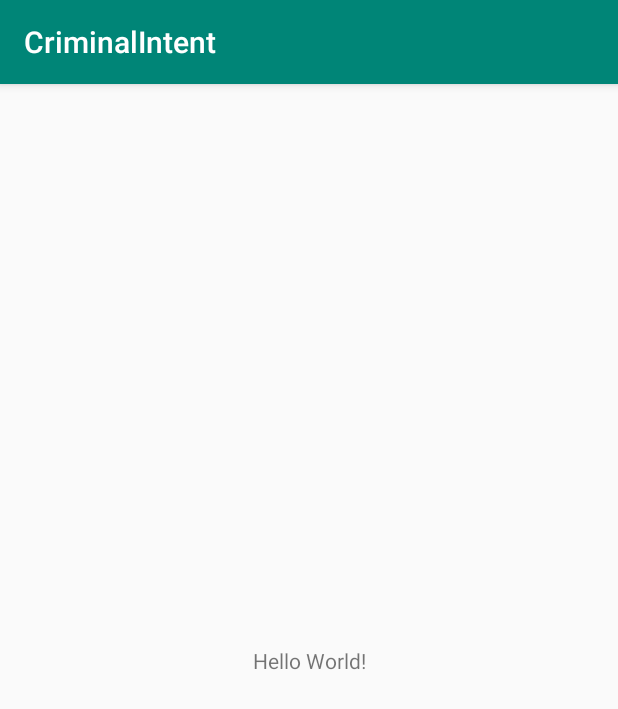
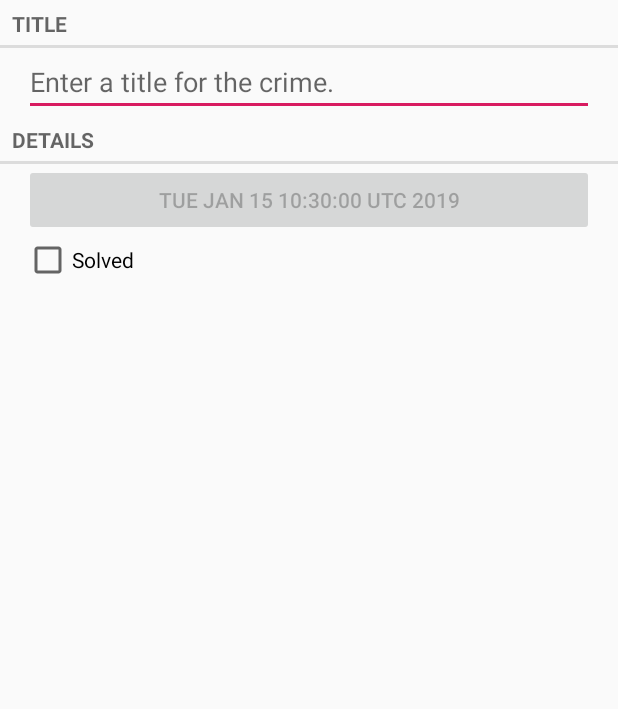
Before and after one commit to cesiztel/android-developer-roadmap, an Android app: the screen it shows after launch (CrimeActivity), on a phone screen of 412 x 824 dp. Shown: the top 709 px of the screen. Run offline under Robolectric (Android 15) with nearby library versions, the phone set to English and light mode, and no system bars.

Commit message:
feat: update progress of the system. Start adding new Crime models and fragment to the CriminalIntent project

```diff
--- /dev/null
+++ b/the-big-nerd-ranch-guide-book/CriminalIntent/app/src/main/java/com/cesiztel/criminalintent/Crime.java
@@ -0,0 +1,45 @@
+package com.cesiztel.criminalintent;
+
+import java.util.Date;
+import java.util.UUID;
+
+public class Crime {
+
+    private UUID mId;
+    private String mTitle;
+    private Date mDate;
+    private boolean mSolved;
+
+    public Crime() {
+        mId = UUID.randomUUID();
+        mDate = new Date();
+    }
+
+    public UUID getId() {
+        return mId;
+    }
+
+    public String getTitle() {
+        return mTitle;
+    }
+
+    public void setTitle(String title) {
+        mTitle = title;
+    }
+
+    public Date getDate() {
+        return mDate;
+    }
+
+    public void setDate(Date date) {
+        mDate = date;
+    }
+
+    public boolean isSolved() {
+        return mSolved;
+    }
+
+    public void setSolved(boolean solved) {
+        mSolved = solved;
+    }
+}
--- a/the-big-nerd-ranch-guide-book/CriminalIntent/app/src/main/java/com/cesiztel/criminalintent/CrimeActivity.java
+++ b/the-big-nerd-ranch-guide-book/CriminalIntent/app/src/main/java/com/cesiztel/criminalintent/CrimeActivity.java
@@ -1,13 +1,25 @@
 package com.cesiztel.criminalintent;
 
-import android.support.v7.app.AppCompatActivity;
+import android.support.v4.app.Fragment;
+import android.support.v4.app.FragmentActivity;
 import android.os.Bundle;
+import android.support.v4.app.FragmentManager;
 
-public class CrimeActivity extends AppCompatActivity {
+public class CrimeActivity extends FragmentActivity {
 
     @Override
     protected void onCreate(Bundle savedInstanceState) {
         super.onCreate(savedInstanceState);
         setContentView(R.layout.activity_crime);
+
+        FragmentManager fm = getSupportFragmentManager();
+        Fragment fragment = fm.findFragmentById(R.id.fragment_container);
+
+        if (fragment == null) {
+            fragment = new CrimeFragment();
+            fm.beginTransaction()
+                    .add(R.id.fragment_container, fragment)
+                    .commit();
+        }
     }
 }
--- /dev/null
+++ b/the-big-nerd-ranch-guide-book/CriminalIntent/app/src/main/java/com/cesiztel/criminalintent/CrimeFragment.java
@@ -0,0 +1,67 @@
+package com.cesiztel.criminalintent;
+
+import android.os.Bundle;
+import android.support.annotation.NonNull;
+import android.support.annotation.Nullable;
+import android.support.v4.app.Fragment;
+import android.text.Editable;
+import android.text.TextWatcher;
+import android.view.LayoutInflater;
+import android.view.View;
+import android.view.ViewGroup;
+import android.widget.Button;
+import android.widget.CheckBox;
+import android.widget.CompoundButton;
+import android.widget.EditText;
+
+public class CrimeFragment extends Fragment {
+    private Crime mCrime;
+    private EditText mTitleField;
+    private Button mDateButton;
+    private CheckBox mSolvedCheckBox;
+
+    @Override
+    public void onCreate(@Nullable Bundle savedInstanceState) {
+        super.onCreate(savedInstanceState);
+        mCrime = new Crime();
+    }
+
+    @Nullable
+    @Override
+    public View onCreateView(@NonNull LayoutInflater inflater, @Nullable ViewGroup container,
+                             @Nullable Bundle savedInstanceState) {
+        View v = inflater.inflate(R.layout.fragment_crime, container, false);
+
+        mTitleField = v.findViewById(R.id.crime_title);
+        mTitleField.addTextChangedListener(new TextWatcher() {
+            @Override
+            public void beforeTextChanged(CharSequence charSequence, int i, int i1, int i2) {
+                // This space intentionally left blank
+            }
+
+            @Override
+            public void onTextChanged(CharSequence charSequence, int i, int i1, int i2) {
+                mCrime.setTitle(charSequence.toString());
+            }
+
+            @Override
+            public void afterTextChanged(Editable editable) {
+                // This one too
+            }
+        });
+
+        mDateButton = v.findViewById(R.id.crime_date);
+        mDateButton.setText(mCrime.getDate().toString());
+        mDateButton.setEnabled(false);
+
+        mSolvedCheckBox = v.findViewById(R.id.crime_solved);
+        mSolvedCheckBox.setOnCheckedChangeListener(new CompoundButton.OnCheckedChangeListener() {
+            @Override
+            public void onCheckedChanged(CompoundButton compoundButton, boolean b) {
+                mCrime.setSolved(b);
+            }
+        });
+
+        return v;
+    }
+}
--- a/the-big-nerd-ranch-guide-book/CriminalIntent/app/src/main/res/layout/activity_crime.xml
+++ b/the-big-nerd-ranch-guide-book/CriminalIntent/app/src/main/res/layout/activity_crime.xml
@@ -1,18 +1,5 @@
 <?xml version="1.0" encoding="utf-8"?>
-<android.support.constraint.ConstraintLayout xmlns:android="http://schemas.android.com/apk/res/android"
-    xmlns:app="http://schemas.android.com/apk/res-auto"
-    xmlns:tools="http://schemas.android.com/tools"
+<FrameLayout xmlns:android="http://schemas.android.com/apk/res/android"
+    android:id="@+id/fragment_container"
     android:layout_width="match_parent"
-    android:layout_height="match_parent"
-    tools:context=".CrimeActivity">
-
-    <TextView
-        android:layout_width="wrap_content"
-        android:layout_height="wrap_content"
-        android:text="Hello World!"
-        app:layout_constraintBottom_toBottomOf="parent"
-        app:layout_constraintLeft_toLeftOf="parent"
-        app:layout_constraintRight_toRightOf="parent"
-        app:layout_constraintTop_toTopOf="parent" />
-
-</android.support.constraint.ConstraintLayout>
+    android:layout_height="match_parent"/>
--- /dev/null
+++ b/the-big-nerd-ranch-guide-book/CriminalIntent/app/src/main/res/layout/fragment_crime.xml
@@ -0,0 +1,43 @@
+<?xml version="1.0" encoding="utf-8"?>
+<LinearLayout
+    xmlns:android="http://schemas.android.com/apk/res/android"
+    android:layout_width="match_parent"
+    android:layout_height="match_parent"
+    android:orientation="vertical"
+    >
+    <TextView
+        android:layout_width="match_parent"
+        android:layout_height="wrap_content"
+        android:text="@string/crime_title_label"
+        style="?android:listSeparatorTextViewStyle"
+        />
+    <EditText
+        android:id="@+id/crime_title"
+        android:layout_width="match_parent"
+        android:layout_height="wrap_content"
+        android:layout_marginStart="16dp"
+        android:layout_marginEnd="16dp"
+        android:hint="@string/crime_title_hint"
+        />
+    <TextView
+        android:layout_width="match_parent"
+        android:layout_height="wrap_content"
+        android:text="@string/crime_details_label"
+        style="?android:listSeparatorTextViewStyle"
+        />
+    <Button
+        android:id="@+id/crime_date"
+        android:layout_width="match_parent"
+        android:layout_height="wrap_content"
+        android:layout_marginStart="16dp"
+        android:layout_marginEnd="16dp"
+        />
+    <CheckBox
+        android:id="@+id/crime_solved"
+        android:layout_width="match_parent"
+        android:layout_height="wrap_content"
+        android:layout_marginStart="16dp"
+        android:layout_marginEnd="16dp"
+        android:text="@string/crime_solved_label"
+        />
+</LinearLayout>
--- a/the-big-nerd-ranch-guide-book/CriminalIntent/app/src/main/res/values/strings.xml
+++ b/the-big-nerd-ranch-guide-book/CriminalIntent/app/src/main/res/values/strings.xml
@@ -1,3 +1,7 @@
 <resources>
     <string name="app_name">CriminalIntent</string>
+    <string name="crime_title_hint">Enter a title for the crime.</string>
+    <string name="crime_title_label">Title</string>
+    <string name="crime_details_label">Details</string>
+    <string name="crime_solved_label">Solved</string>
 </resources>
```
Also changed, not shown: 1 other file.
